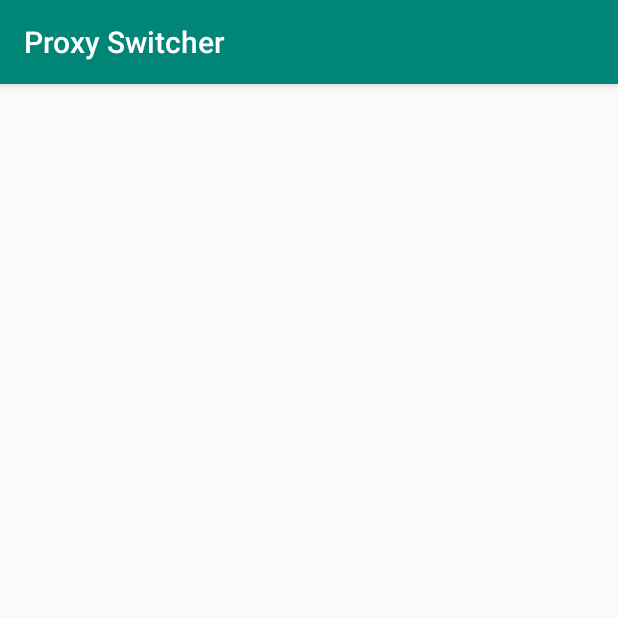
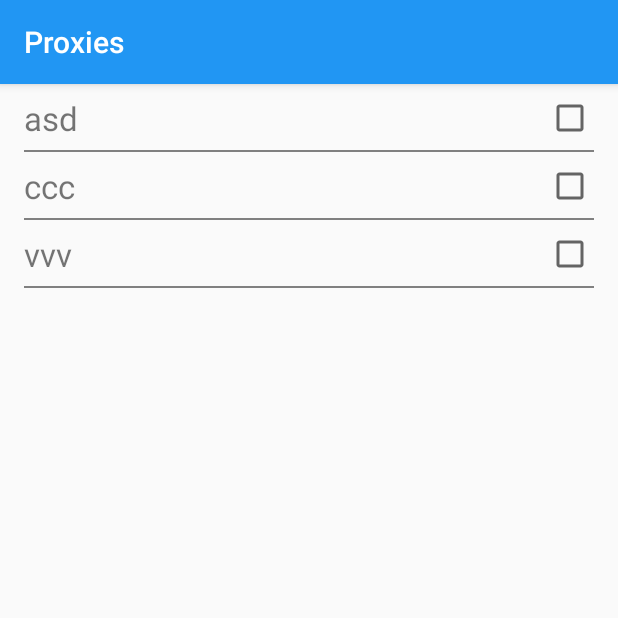
Before and after one commit to shockrifle/proxyswitcher, an Android app: the screen it shows after launch (MainActivity), on a phone screen of 412 x 824 dp, the top half of it. Run offline under Robolectric (Android 15) with nearby library versions, the phone set to English and light mode, and no system bars; our stand-ins replace data binding.

Commit message:
proxy list displaying proxies, has working checkbox

```diff
--- a/app/build.gradle
+++ b/app/build.gradle
@@ -1,6 +1,7 @@
 apply plugin: 'com.android.application'
 
 apply plugin: 'kotlin-android'
+apply plugin: 'kotlin-kapt'
 
 apply plugin: 'kotlin-android-extensions'
 
@@ -19,6 +20,9 @@ android {
             proguardFiles getDefaultProguardFile('proguard-android.txt'), 'proguard-rules.pro'
         }
     }
+    dataBinding {
+        enabled = true
+    }
 }
 
 dependencies {
@@ -27,6 +31,7 @@ dependencies {
     implementation "org.jetbrains.kotlin:kotlin-stdlib-jdk7:$kotlin_version"
     implementation "com.android.support:appcompat-v7:$appcompat_version"
     implementation 'com.android.support.constraint:constraint-layout:1.1.3'
+    implementation 'com.android.support:recyclerview-v7:28.0.0'
 
     implementation "org.nanohttpd:nanohttpd:2.3.1"
 }
--- a/app/src/main/java/com/danielb/proxyswitcher/MainActivity.kt
+++ b/app/src/main/java/com/danielb/proxyswitcher/MainActivity.kt
@@ -1,23 +1,44 @@
 package com.danielb.proxyswitcher
 
-import android.content.Intent
-import android.os.Build
 import android.os.Bundle
 import android.support.v7.app.AppCompatActivity
+import android.support.v7.widget.LinearLayoutManager
+import android.view.LayoutInflater
+import com.danielb.proxyswitcher.databinding.ActivityMainBinding
 
 
-class MainActivity : AppCompatActivity() {
+class MainActivity : AppCompatActivity(), ResponseCallback {
+
+    private lateinit var binding: ActivityMainBinding
+    private val navigator = Navigator(this)
+    private val presenter = ProxyListPresenter(navigator)
 
     override fun onCreate(savedInstanceState: Bundle?) {
         super.onCreate(savedInstanceState)
-        setContentView(R.layout.activity_main)
 
-        //Start service:
-        if (Build.VERSION.SDK_INT >= Build.VERSION_CODES.O) {
-            startForegroundService(Intent(this, PacHostService::class.java))
-        } else {
-            startService(Intent(this, PacHostService::class.java))
-        }
+        title = getString(R.string.title_proxies)
 
+        binding = ActivityMainBinding.inflate(LayoutInflater.from(this))
+        binding.proxyList.layoutManager = LinearLayoutManager(this)
+        binding.proxyList.adapter = ProxyListAdapter(presenter)
+        presenter.responseCallback = this
+        setContentView(binding.root)
     }
+
+    override fun onStart() {
+        super.onStart()
+        presenter.getProxies()
+    }
+
+    override fun onResponse(response: List<Proxy>) {
+        (binding.proxyList.adapter as? ProxyListAdapter)?.data = response
+    }
+
+
+    //Start service:
+//    if (Build.VERSION.SDK_INT >= Build.VERSION_CODES.O) {
+//        startForegroundService(Intent(this, PacHostService::class.java))
+//    } else {
+//        startService(Intent(this, PacHostService::class.java))
+//    }
 }
--- /dev/null
+++ b/app/src/main/java/com/danielb/proxyswitcher/Navigator.kt
@@ -0,0 +1,14 @@
+package com.danielb.proxyswitcher
+
+import android.content.Context
+import java.lang.ref.WeakReference
+
+class Navigator(context: Context) {
+
+    val context: WeakReference<Context> = WeakReference(context)
+
+    fun toProxyDetail() {
+
+    }
+
+}
--- /dev/null
+++ b/app/src/main/java/com/danielb/proxyswitcher/Proxy.kt
@@ -0,0 +1,4 @@
+package com.danielb.proxyswitcher
+
+
+data class Proxy(val id: Int = 0, val name: String = "", val host: String = "", var selected: Boolean = false)
--- /dev/null
+++ b/app/src/main/java/com/danielb/proxyswitcher/ProxyListAdapter.kt
@@ -0,0 +1,32 @@
+package com.danielb.proxyswitcher
+
+import android.support.v7.widget.RecyclerView
+import android.view.LayoutInflater
+import android.view.ViewGroup
+import com.danielb.proxyswitcher.databinding.ListItemProxyBinding
+
+class ProxyListAdapter(private val presenter: ProxyListPresenter, data: List<Proxy> = emptyList()) : RecyclerView.Adapter<ProxyListItemViewHolder>() {
+
+    var data = data
+        set(value) {
+            field = value
+            notifyDataSetChanged()
+        }
+
+    override fun onCreateViewHolder(parent: ViewGroup, i: Int): ProxyListItemViewHolder {
+        val binding = ListItemProxyBinding.inflate(LayoutInflater.from(parent.context), parent, false)
+        binding.viewModel = ProxyListItemViewModel(presenter)
+        return ProxyListItemViewHolder(binding)
+    }
+
+    override fun getItemCount() = data.size
+
+    override fun onBindViewHolder(holder: ProxyListItemViewHolder, i: Int) = holder.bind(data[i])
+
+}
+
+class ProxyListItemViewHolder(private val binding: ListItemProxyBinding) : RecyclerView.ViewHolder(binding.root) {
+    fun bind(proxy: Proxy) {
+        binding.viewModel?.update(proxy)
+    }
+}
--- /dev/null
+++ b/app/src/main/java/com/danielb/proxyswitcher/ProxyListItemViewModel.kt
@@ -0,0 +1,30 @@
+package com.danielb.proxyswitcher
+
+import android.databinding.BaseObservable
+import android.view.View
+import android.widget.CheckBox
+
+class ProxyListItemViewModel(private val presenter: ProxyListPresenter) : BaseObservable() {
+
+    private var data: Proxy = Proxy()
+
+    val name
+        get() = data.name
+    val selected
+        get() = data.selected
+
+
+    fun update(proxy: Proxy) {
+        data = proxy
+        notifyChange()
+    }
+
+    fun onClick() {
+        presenter.toProxyDetail()
+    }
+
+    fun onSelected(view: View) {
+        presenter.onProxyChecked(data.id, (view as? CheckBox)?.isChecked ?: false)
+    }
+
+}
--- /dev/null
+++ b/app/src/main/java/com/danielb/proxyswitcher/ProxyListPresenter.kt
@@ -0,0 +1,24 @@
+package com.danielb.proxyswitcher
+
+class ProxyListPresenter(private val navigator: Navigator) {
+
+    var responseCallback: ResponseCallback? = null
+
+    private val proxies = listOf(Proxy(0, "asd"), Proxy(1, "ccc"), Proxy(2, "vvv"))
+
+    fun getProxies() {
+        responseCallback?.onResponse(proxies)
+    }
+
+    fun toProxyDetail() = navigator.toProxyDetail()
+
+    fun onProxyChecked(id: Int, checked: Boolean) {
+        proxies.forEach { it.selected = it.id == id && checked }
+        getProxies()
+    }
+
+}
+
+interface ResponseCallback {
+    fun onResponse(response: List<Proxy>)
+}
--- a/app/src/main/res/layout/activity_main.xml
+++ b/app/src/main/res/layout/activity_main.xml
@@ -1,9 +1,23 @@
 <?xml version="1.0" encoding="utf-8"?>
-<android.support.constraint.ConstraintLayout
-    xmlns:android="http://schemas.android.com/apk/res/android"
+<layout xmlns:android="http://schemas.android.com/apk/res/android"
     xmlns:tools="http://schemas.android.com/tools"
-    tools:context=".MainActivity"
-    android:layout_width="match_parent"
-    android:layout_height="match_parent">
+    xmlns:app="http://schemas.android.com/apk/res-auto">
+    <data>
 
-</android.support.constraint.ConstraintLayout>
+    </data>
+    <android.support.constraint.ConstraintLayout
+        tools:context=".MainActivity"
+        android:layout_width="match_parent"
+        android:layout_height="match_parent">
+
+        <android.support.v7.widget.RecyclerView
+            android:id="@+id/proxy_list"
+            app:layout_constraintBottom_toBottomOf="parent"
+            app:layout_constraintEnd_toEndOf="parent"
+            app:layout_constraintStart_toStartOf="parent"
+            app:layout_constraintTop_toTopOf="parent"
+            android:layout_width="0dp"
+            android:layout_height="0dp"/>
+
+    </android.support.constraint.ConstraintLayout>
+</layout>
--- /dev/null
+++ b/app/src/main/res/layout/list_item_proxy.xml
@@ -0,0 +1,47 @@
+<?xml version="1.0" encoding="utf-8"?>
+<layout xmlns:android="http://schemas.android.com/apk/res/android"
+    xmlns:app="http://schemas.android.com/apk/res-auto">
+    <data>
+        <variable
+            name="viewModel"
+            type="com.danielb.proxyswitcher.ProxyListItemViewModel"/>
+    </data>
+    <android.support.constraint.ConstraintLayout
+        android:layout_width="match_parent"
+        android:layout_height="wrap_content"
+        android:onClick="@{() -> viewModel.onClick()}"
+        android:background="?android:attr/selectableItemBackground"
+        android:paddingEnd="@dimen/list_item_horizontal_padding"
+        android:paddingStart="@dimen/list_item_horizontal_padding">
+
+        <TextView
+            app:layout_constraintBottom_toBottomOf="parent"
+            app:layout_constraintEnd_toEndOf="parent"
+            app:layout_constraintStart_toStartOf="parent"
+            app:layout_constraintTop_toTopOf="parent"
+            android:layout_width="0dp"
+            android:layout_height="wrap_content"
+            android:layout_marginBottom="@dimen/list_item_vertical_margin"
+            android:layout_marginTop="8dp"
+            android:text="@{viewModel.name}"
+            android:textSize="@dimen/list_item_text_size"/>
+
+        <CheckBox
+            android:id="@+id/check_box"
+            app:layout_constraintBottom_toBottomOf="parent"
+            app:layout_constraintEnd_toEndOf="parent"
+            app:layout_constraintTop_toTopOf="parent"
+            android:layout_width="wrap_content"
+            android:layout_height="wrap_content"
+            android:checked="@{viewModel.selected}"
+            android:onClick="@{(view) -> viewModel.onSelected(view)}"/>
+
+        <View
+            app:layout_constraintBottom_toBottomOf="parent"
+            app:layout_constraintEnd_toEndOf="parent"
+            app:layout_constraintStart_toStartOf="parent"
+            android:layout_width="0dp"
+            android:layout_height="1dp"
+            android:background="@color/divider"/>
+    </android.support.constraint.ConstraintLayout>
+</layout>
--- a/app/src/main/res/values/colors.xml
+++ b/app/src/main/res/values/colors.xml
@@ -1,6 +1,7 @@
 <?xml version="1.0" encoding="utf-8"?>
 <resources>
-    <color name="colorPrimary">#008577</color>
-    <color name="colorPrimaryDark">#00574B</color>
-    <color name="colorAccent">#D81B60</color>
+    <color name="colorPrimary">#2196F3</color>
+    <color name="colorPrimaryDark">#304FFE</color>
+    <color name="colorAccent">#03A9F4</color>
+    <color name="divider">#808080</color>
 </resources>
--- /dev/null
+++ b/app/src/main/res/values/dimens.xml
@@ -0,0 +1,6 @@
+<?xml version="1.0" encoding="utf-8"?>
+<resources>
+    <dimen name="list_item_horizontal_padding">16dp</dimen>
+    <dimen name="list_item_text_size">22sp</dimen>
+    <dimen name="list_item_vertical_margin">8dp</dimen>
+</resources>
--- a/app/src/main/res/values/strings.xml
+++ b/app/src/main/res/values/strings.xml
@@ -1,4 +1,5 @@
 <resources>
     <string name="app_name">Proxy Switcher</string>
     <string name="notifications_channel_description">Notification channel for proxy server</string>
+    <string name="title_proxies">Proxies</string>
 </resources>
```
